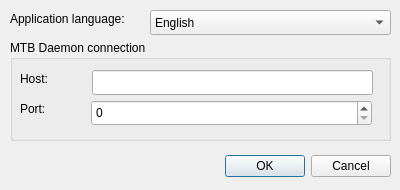
Above: ui/settingsdialog.ui from kmzbrnoI/mtb-config-tool before the change. Below: the same form after it.
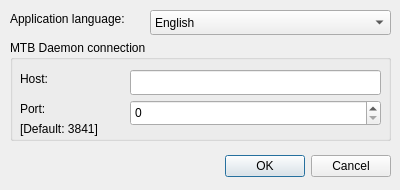
That is the form after the change.

Commit message: Add Settings window.

The edit to the form file:
```diff
--- a/ui/settingsdialog.ui
+++ b/ui/settingsdialog.ui
@@ -10,6 +10,12 @@
     <height>190</height>
    </rect>
   </property>
+  <property name="sizePolicy">
+   <sizepolicy hsizetype="Fixed" vsizetype="Fixed">
+    <horstretch>0</horstretch>
+    <verstretch>0</verstretch>
+   </sizepolicy>
+  </property>
   <property name="windowTitle">
    <string>Settings</string>
   </property>
@@ -79,9 +85,9 @@
    <widget class="QLineEdit" name="le_mtb_daemon_host">
     <property name="geometry">
      <rect>
-      <x>82</x>
+      <x>120</x>
       <y>30</y>
-      <width>281</width>
+      <width>251</width>
       <height>25</height>
      </rect>
     </property>
@@ -89,9 +95,9 @@
    <widget class="QSpinBox" name="se_mtb_daemon_port">
     <property name="geometry">
      <rect>
-      <x>81</x>
+      <x>120</x>
       <y>60</y>
-      <width>281</width>
+      <width>251</width>
       <height>26</height>
      </rect>
     </property>
@@ -99,6 +105,19 @@
      <number>65535</number>
     </property>
    </widget>
+   <widget class="QLabel" name="label_4">
+    <property name="geometry">
+     <rect>
+      <x>10</x>
+      <y>80</y>
+      <width>101</width>
+      <height>17</height>
+     </rect>
+    </property>
+    <property name="text">
+     <string>[Default: 3841]</string>
+    </property>
+   </widget>
   </widget>
   <widget class="QComboBox" name="cb_language">
    <property name="geometry">
```
Left out of the diff: 12 changed lines with no effect on the pictures. The commit also changes 6 other files.
